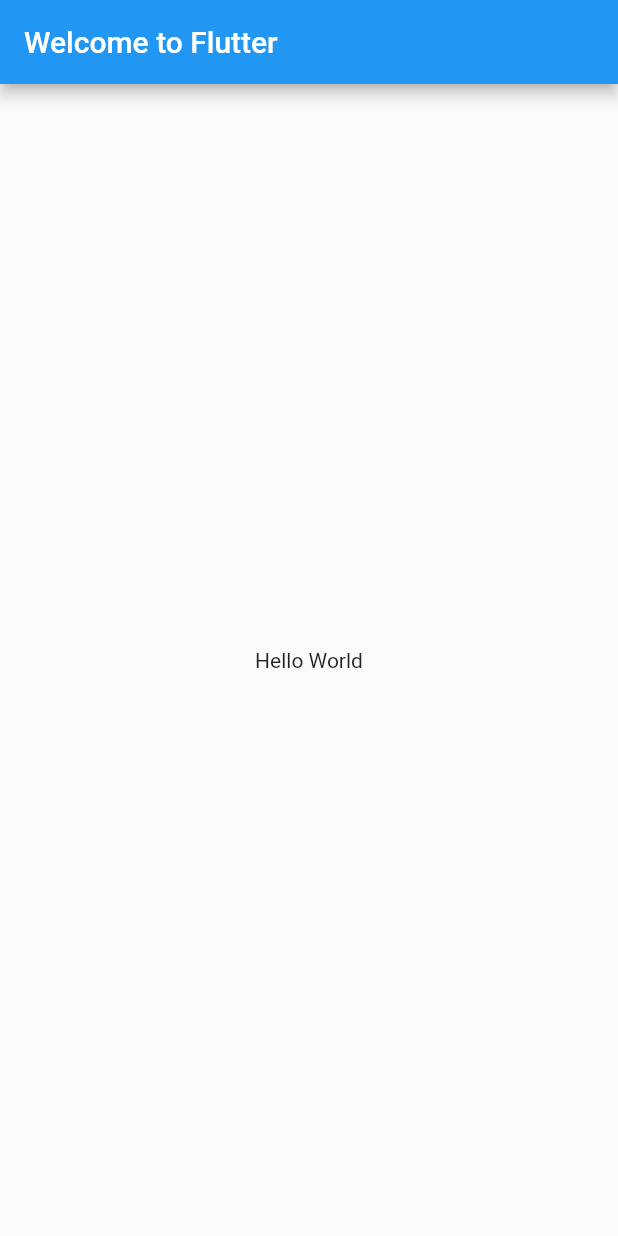
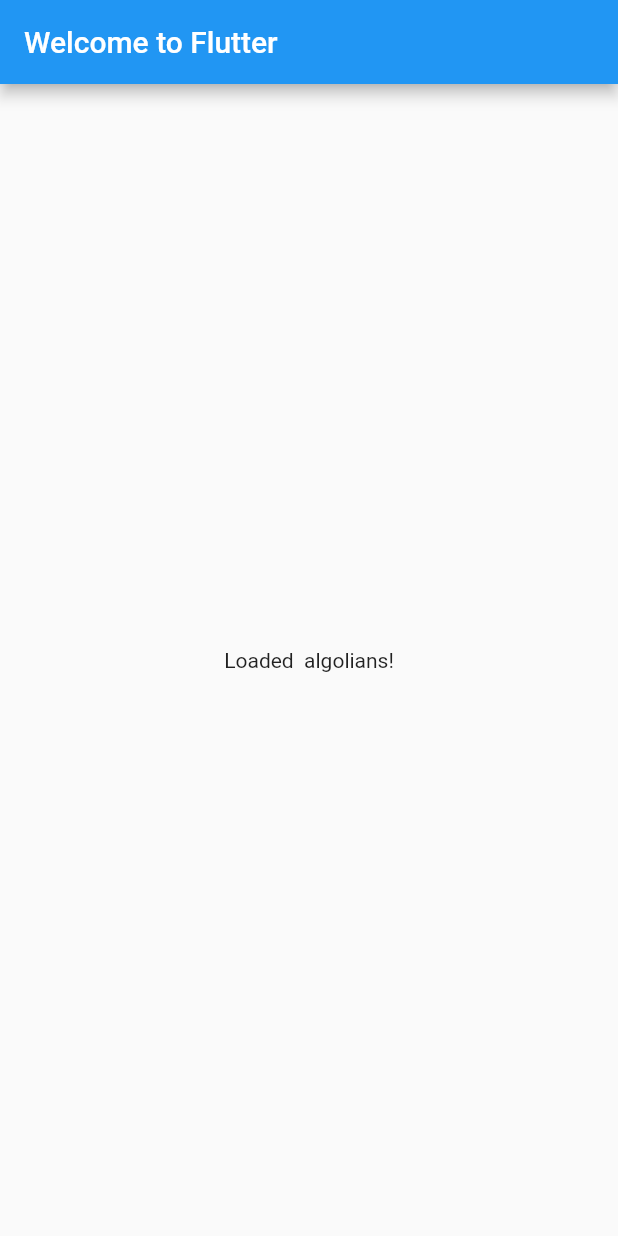
Before and after one commit to PLNech/GuessFace, a Flutter app: the screen it shows after launch, on a phone screen of 412 x 824 dp. Run offline on Flutter 3.47's test engine with Material 2 defaults, Android fonts, the phone set to English and light mode, and no system bars; missing offline and left inert: algolia.

Commit message:
part1.5: display number of algolians

```diff
--- a/guess_face/lib/main.dart
+++ b/guess_face/lib/main.dart
@@ -1,8 +1,25 @@
+import 'package:algolia/algolia.dart';
 import 'package:flutter/material.dart';
 
 void main() => runApp(MyApp());
 
 class MyApp extends StatelessWidget {
+  static final Algolia _algolia = Algolia.init(
+    applicationId: 'latency',
+    apiKey: '0f7fbe1c34e2e1ade92120bb6b221d06',
+  );
+
+  static Future<AlgoliaQuerySnapshot> _loadAlgolians() async {
+    AlgoliaQuerySnapshot snap = await _algolia.instance
+        .index("algolia.com-about-page")
+        .search("")
+        .setHitsPerPage(1000)
+        .getObjects();
+
+    print("Got hits: ${snap.hits.length}");
+    return snap;
+  }
+
   @override
   Widget build(BuildContext context) {
     return MaterialApp(
@@ -11,10 +28,30 @@ class MyApp extends StatelessWidget {
         appBar: AppBar(
           title: Text('Welcome to Flutter'),
         ),
-        body: Center(
-          child: Text('Hello World'),
-        ),
+        body: Center(child: GuessWidget()),
       ),
     );
   }
 }
+
+class GuessWidget extends StatefulWidget {
+  @override
+  GuessState createState() => new GuessState();
+}
+
+class GuessState extends State<GuessWidget> {
+  @override
+  Widget build(BuildContext context) {
+    return FutureBuilder<AlgoliaQuerySnapshot>(
+        future: MyApp._loadAlgolians(),
+        builder: (context, snapshot) {
+          return Text('Loaded ${snapshot.data.nbHits} algolians!');
+        });
+    // TODO: implement build
+    /**
+     * - Load a user, and 3 random names
+     * - Keep a currentScore
+     * - Keep a currentTurn (at 5, the game should display end screen)
+     */
+  }
+}
--- a/guess_face/pubspec.yaml
+++ b/guess_face/pubspec.yaml
@@ -11,7 +11,7 @@ description: A game to guess Algolia faces
 # In iOS, build-name is used as CFBundleShortVersionString while build-number used as CFBundleVersion.
 # Read more about iOS versioning at
 # https://developer.apple.com/library/archive/documentation/General/Reference/InfoPlistKeyReference/Articles/CoreFoundationKeys.html
-version: 1.0.0+1
+version: 0.0.1+1
 
 environment:
   sdk: ">=2.1.0 <3.0.0"
@@ -23,6 +23,9 @@ dependencies:
   # The following adds the Cupertino Icons font to your application.
   # Use with the CupertinoIcons class for iOS style icons.
   cupertino_icons: ^0.1.2
+
+  algolia: ^0.1.4
+
 
 dev_dependencies:
   flutter_test:
```
Also changed, not shown: guess_face/pubspec.lock.
